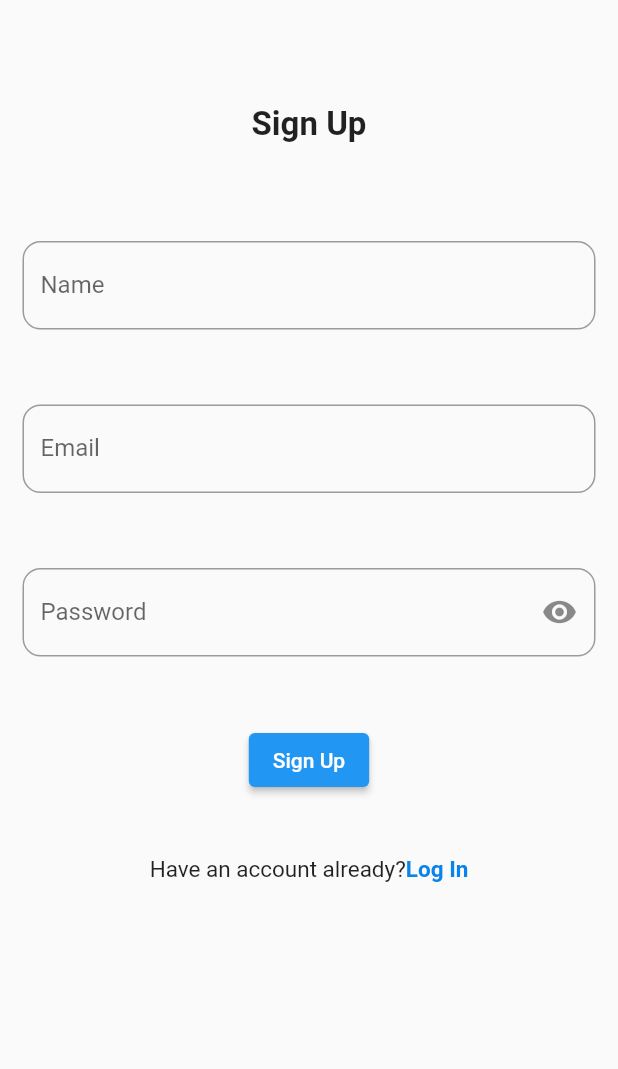
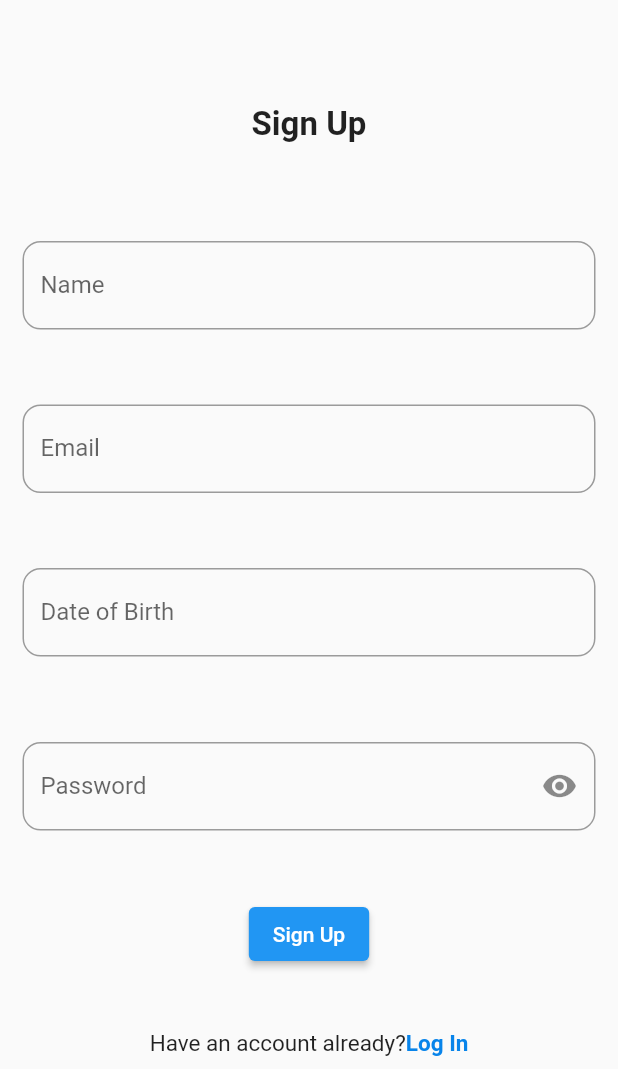
Before and after one commit to Douglas-sp/Sponarie-Restaurant, a Flutter app: the SignupsScreen screen opened directly, on a phone screen of 412 x 824 dp, the part 167-1236 px from its top. Run offline on Flutter 3.47's test engine with Material 2 defaults, Android fonts, the phone set to English and light mode, and no system bars; our stand-ins replace flutter_form_builder.

Commit message:
added dob

```diff
--- a/sponarie/lib/main.dart
+++ b/sponarie/lib/main.dart
@@ -17,8 +17,8 @@ class _MyAppState extends State<MyApp> {
   @override
   Widget build(BuildContext context) {
     return MaterialApp(
-      //home: SignupsScreen(),
-      home: LoginPage(),
+      home: SignupsScreen(),
+      //home: LoginPage(),
     );
   }
 }
--- a/sponarie/lib/screens/SignupScreen.dart
+++ b/sponarie/lib/screens/SignupScreen.dart
@@ -10,46 +10,53 @@ class SignupsScreen extends StatefulWidget {
 }
 
 class _SignupsScreenState extends State<SignupsScreen> {
+  DateTime _dateTime = DateTime(2022);
+
   @override
   Widget build(BuildContext context) {
     return Scaffold(
         body: SingleChildScrollView(
-      child: Column(
-        children: [
+      child: Column(children: [
         Padding(
-              padding: EdgeInsets.only(top: 65.0,left: 100.0,),
+          padding: EdgeInsets.only(
+            top: 65.0,
+            left: 100.0,
+          ),
           child: Row(
             children: [
-                  Text("Sponarie",
-                  style: TextStyle(color: Colors.black87,
+              Text(
+                "Sponarie",
+                style: TextStyle(
+                  color: Colors.black87,
                   fontWeight: FontWeight.bold,
                   fontSize: 20.0,
                   //fontFamily:"Hindi",
+                ),
               )
-                  ,)
             ],
           ),
         ),
-
         Padding(
-              padding: EdgeInsets.only(left: 125.0,),
+          padding: EdgeInsets.only(
+            left: 125.0,
+          ),
           child: Row(
             children: [
-                  Text("Restaurant",
-                  style: TextStyle(color: Color.fromARGB(255, 8, 132, 234),
+              Text(
+                "Restaurant",
+                style: TextStyle(
+                  color: Color.fromARGB(255, 8, 132, 234),
                   fontWeight: FontWeight.bold,
                   fontSize: 20.0,
                   //fontFamily:"Hindi",
+                ),
               )
-                  ,)
             ],
           ),
         ),
-
         SizedBox(
           height: 70.0,
         ),
-
         Text(
           'Sign Up',
           style: TextStyle(fontSize: 22.0, fontWeight: FontWeight.bold),
@@ -66,7 +73,8 @@ class _SignupsScreenState extends State<SignupsScreen> {
                   border: OutlineInputBorder(
                       //borderSide: BorderSide(color: Colors.blue),
                       borderRadius: BorderRadius.all(Radius.circular(12.0))),
-                  label: Text('Name')
+                  label: Text('Name'),
+                  hintText: "Crescentia",
                   )
                   ),
         ),
@@ -84,10 +92,28 @@ class _SignupsScreenState extends State<SignupsScreen> {
                     borderSide: BorderSide(color: Colors.blue),
                     borderRadius: BorderRadius.all(Radius.circular(12.0))),
                 label: Text('Email'),
+                hintText: "name@example.com",
               )),
         ),
         SizedBox(
           height: 20.0,
+        ),
+        Padding(
+          padding: const EdgeInsets.all(15.0),
+          child: FormBuilderTextField(
+              name: 'dob',
+              textInputAction: TextInputAction.next,
+              decoration: InputDecoration(
+                  border: OutlineInputBorder(
+                      //borderSide: BorderSide(color: Colors.blue),
+                      borderRadius: BorderRadius.all(Radius.circular(12.0))),
+                  label: Text('Date of Birth'),
+                  hintText: "${_dateTime.day}-${_dateTime.month}-${_dateTime.year}",
+                  )
+                  ),
+        ),
+        SizedBox(
+          height: 27.0,
         ),
         Padding(
           padding: const EdgeInsets.all(15.0),
@@ -100,7 +126,10 @@ class _SignupsScreenState extends State<SignupsScreen> {
                       borderSide: BorderSide(color: Colors.blue),
                       borderRadius: BorderRadius.all(Radius.circular(12.0))),
                   labelText: 'Password',
-                  suffixIcon: Icon(Icons.visibility))),
+                  hintText: "min. 8 characters",
+                  suffixIcon: Icon(Icons.visibility)
+                  )
+                  ),
         ),
         SizedBox(
           height: 30.0,
```
Also changed, not shown: sponarie/lib/screens/Logininpage.dart (+16 -2 lines). Lines whose indentation alone changed are shown as unchanged.
